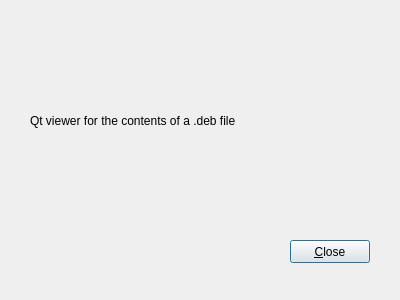
codehelp/deb_qview, file aboutdialog.ui: the form before one commit.
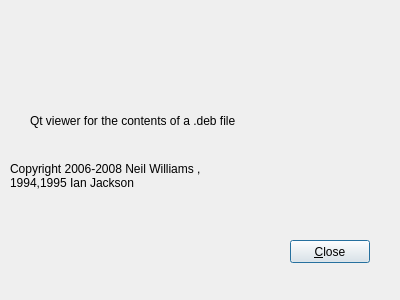
The form after the commit.

What changed in the file:
```diff
--- a/aboutdialog.ui
+++ b/aboutdialog.ui
@@ -39,6 +39,20 @@
     <string>Qt viewer for the contents of a .deb file</string>
    </property>
   </widget>
+  <widget class="QLabel" name="label_2">
+   <property name="geometry">
+    <rect>
+     <x>10</x>
+     <y>150</y>
+     <width>381</width>
+     <height>51</height>
+    </rect>
+   </property>
+   <property name="text">
+    <string>Copyright 2006-2008 Neil Williams &lt;linux@codehelp.co.uk&gt;,
+1994,1995 Ian Jackson &lt;ian@chiark.greenend.org.uk&gt;</string>
+   </property>
+  </widget>
   <action name="action_Close">
    <property name="text">
     <string>&amp;Close</string>
```
Left out of the diff: 14 changed lines with no effect on the pictures.
